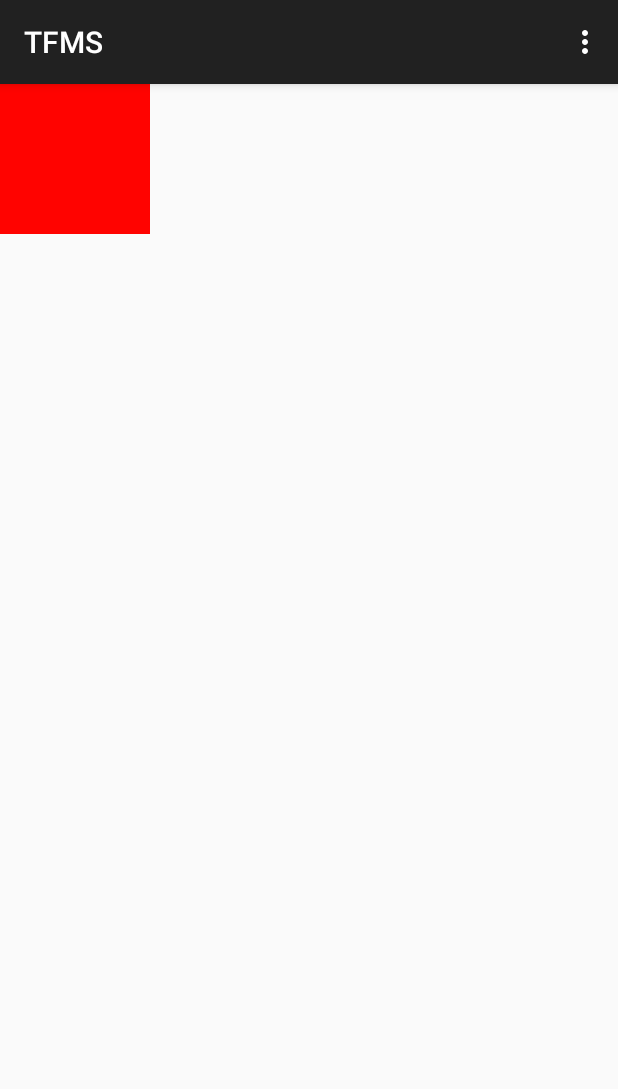
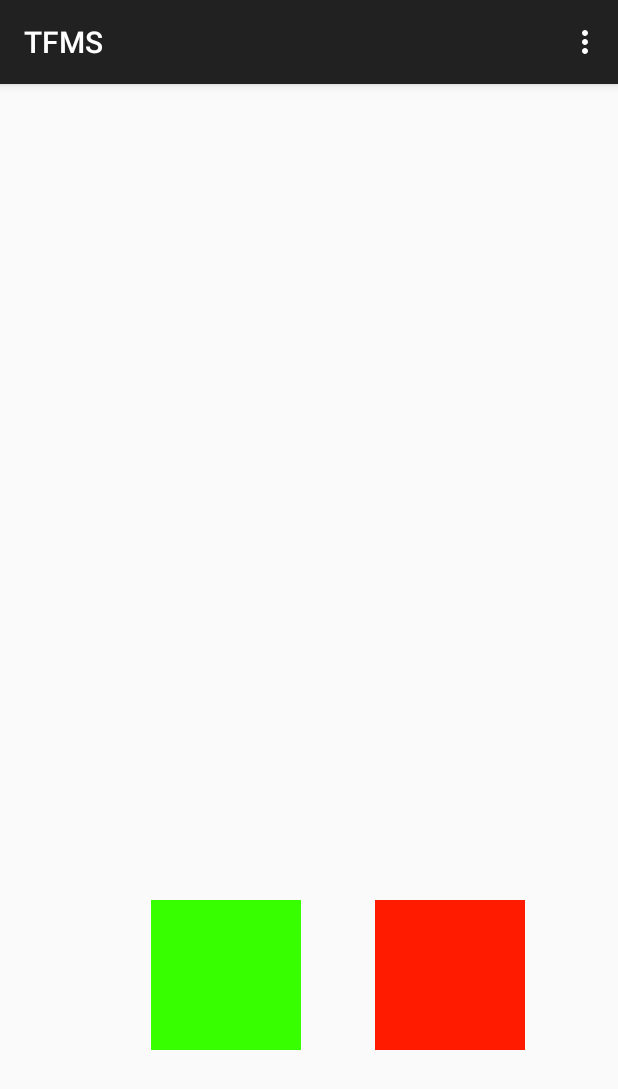
Before and after one commit to GreenQ/TFMS, an Android app: the screen it shows after launch (MainActivity), on a phone screen of 412 x 824 dp. Shown: the top 1089 px of the screen. Run offline under Robolectric (Android 15) with nearby library versions, the phone set to English and light mode, and no system bars.

Commit message:
баловство з комітами =)

```diff
--- a/app/src/main/res/layout-small/main.xml
+++ b/app/src/main/res/layout-small/main.xml
@@ -1,5 +1,5 @@
 <?xml version="1.0" encoding="utf-8"?>
-<LinearLayout xmlns:android="http://schemas.android.com/apk/res/android"
+<RelativeLayout xmlns:android="http://schemas.android.com/apk/res/android"
     android:orientation="vertical" android:layout_width="match_parent"
     android:layout_height="match_parent">
 
@@ -7,12 +7,23 @@
     android:id="@+id/yes"
     android:layout_width="100dp"
     android:layout_height="100dp"
-    android:background="#ff38ff00"></RelativeLayout>
+    android:background="#ff38ff00"
+        android:layout_alignTop="@+id/no"
+        android:layout_alignParentLeft="true"
+        android:layout_alignParentStart="true"
+        android:layout_marginLeft="37dp"
+        android:layout_marginStart="37dp"></RelativeLayout>
 
     <RelativeLayout
         android:id="@+id/no"
         android:layout_width="100dp"
         android:layout_height="100dp"
-        android:background="#ffff0300"></RelativeLayout>
+        android:background="#ffff0300"
+        android:layout_alignParentBottom="true"
+        android:layout_alignParentRight="true"
+        android:layout_alignParentEnd="true"
+        android:layout_marginRight="46dp"
+        android:layout_marginEnd="46dp"
+        android:layout_marginBottom="118dp"></RelativeLayout>
 
-</LinearLayout>
+</RelativeLayout>
--- a/app/src/main/res/layout/main.xml
+++ b/app/src/main/res/layout/main.xml
@@ -7,12 +7,23 @@
         android:id="@+id/yes"
         android:layout_width="100dp"
         android:layout_height="100dp"
-        android:background="#ff38ff00"></RelativeLayout>
+        android:background="#ff38ff00"
+        android:layout_alignTop="@+id/no"
+        android:layout_toLeftOf="@+id/no"
+        android:layout_toStartOf="@+id/no"
+        android:layout_marginRight="49dp"
+        android:layout_marginEnd="49dp"></RelativeLayout>
 
     <RelativeLayout
         android:id="@+id/no"
         android:layout_width="100dp"
         android:layout_height="100dp"
-        android:background="#ffff0300"></RelativeLayout>
+        android:background="#ffff1b00"
+        android:layout_alignParentBottom="true"
+        android:layout_alignParentRight="true"
+        android:layout_alignParentEnd="true"
+        android:layout_marginRight="62dp"
+        android:layout_marginEnd="62dp"
+        android:layout_marginBottom="124dp"></RelativeLayout>
 
 </RelativeLayout>
```
